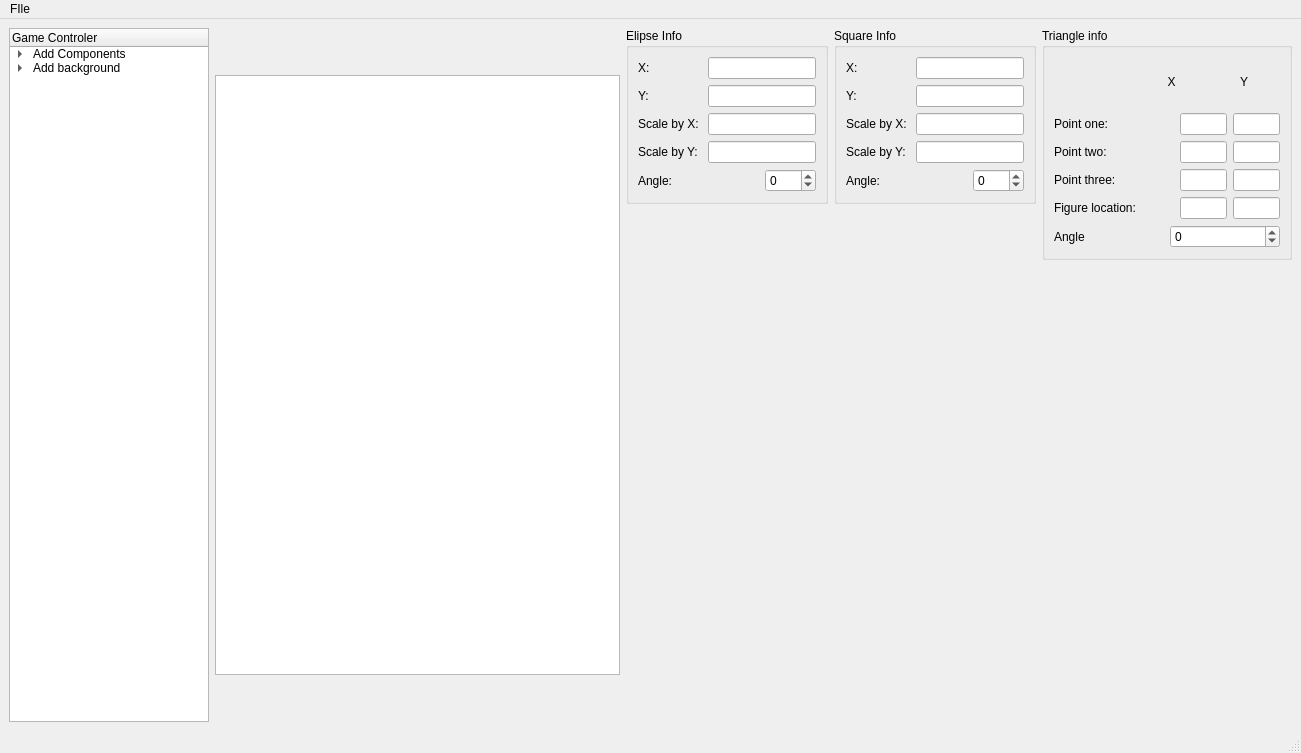
Before: the Qt Designer form Engine/mainwindow.ui in StefanGolubovic/Qt-GameEngine, drawn with Qt 5.
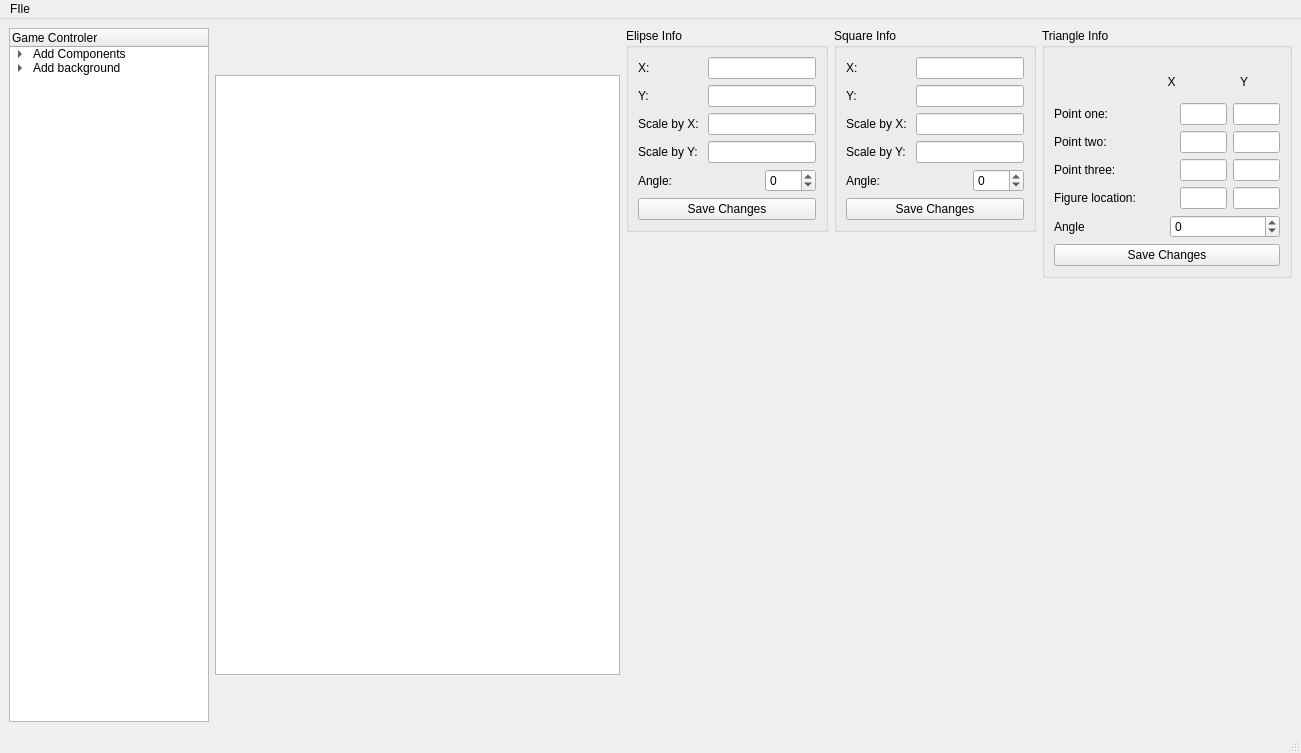
After: the same form once the commit is applied.

Commit message: Refactored code, added GlobalInfo class

Patch:
```diff
--- a/Engine/mainwindow.ui
+++ b/Engine/mainwindow.ui
@@ -82,7 +82,7 @@
      </widget>
     </item>
     <item>
-     <layout class="QVBoxLayout" name="verticalLayout_5">
+     <layout class="QVBoxLayout" name="verticalLayout_6">
       <item>
        <widget class="QGroupBox" name="groupBoxElipse">
         <property name="sizePolicy">
@@ -100,7 +100,7 @@
         <property name="title">
          <string>Elipse Info</string>
         </property>
-        <layout class="QVBoxLayout" name="verticalLayout_6">
+        <layout class="QVBoxLayout" name="verticalLayout_5">
          <item>
           <layout class="QHBoxLayout" name="horizontalLayout_12">
            <item>
@@ -242,6 +242,13 @@
            </item>
           </layout>
          </item>
+         <item>
+          <widget class="QPushButton" name="elipseButton">
+           <property name="text">
+            <string>Save Changes</string>
+           </property>
+          </widget>
+         </item>
         </layout>
        </widget>
       </item>
@@ -421,6 +428,13 @@
            </item>
           </layout>
          </item>
+         <item>
+          <widget class="QPushButton" name="squareButton">
+           <property name="text">
+            <string>Save Changes</string>
+           </property>
+          </widget>
+         </item>
         </layout>
        </widget>
       </item>
@@ -456,7 +470,7 @@
          </size>
         </property>
         <property name="title">
-         <string>Triangle info</string>
+         <string>Triangle Info</string>
         </property>
         <layout class="QVBoxLayout" name="verticalLayout">
          <item>
@@ -639,6 +653,13 @@
            </item>
           </layout>
          </item>
+         <item>
+          <widget class="QPushButton" name="triangleButton">
+           <property name="text">
+            <string>Save Changes</string>
+           </property>
+          </widget>
+         </item>
         </layout>
        </widget>
       </item>
```
Left out of the diff: 22 changed lines with no effect on the pictures. The commit also changes 13 other files.
